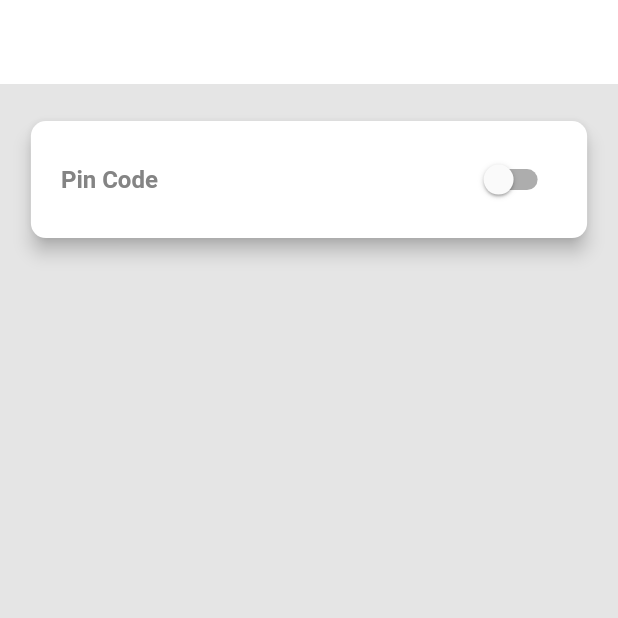
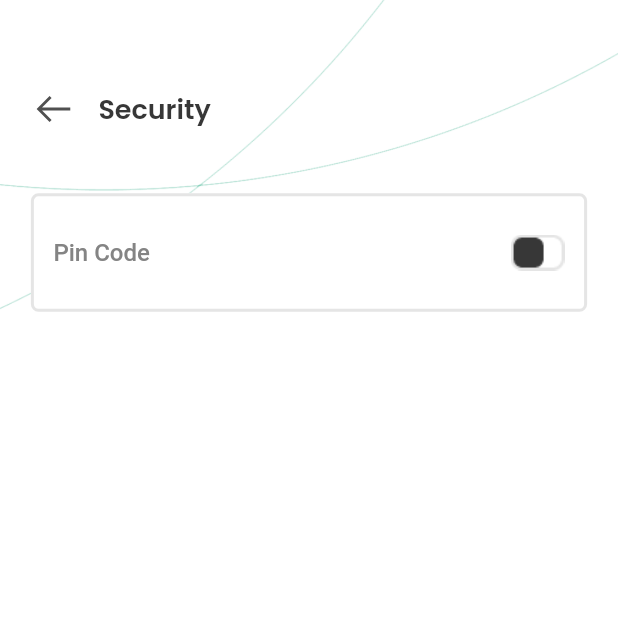
Before and after one commit to PrincePRS/canawallet, a Flutter app: the SecurityScreen screen opened by its route, on a phone screen of 412 x 824 dp, the top half of it. Run offline on Flutter 3.47's test engine with Material 2 defaults, Android fonts, the phone set to English and light mode, and no system bars; our stand-ins replace cached_network_image, carousel_slider, decimal, fl_chart, font_awesome_flutter, get and 9 more; missing offline and left inert: bip32, bip39, clipboard, coingecko_dart, flutter_card_swipper, qr_code_scanner and 2 more; accounts and stored records are empty; project files that could hold a hidden picture were left out.

Commit message:
fix create pincode design

```diff
--- a/lib/screens/setting/security_screen.dart
+++ b/lib/screens/setting/security_screen.dart
@@ -1,8 +1,12 @@
+import 'package:cancoin_wallet/component/setting_components.dart';
+import 'package:cancoin_wallet/constants/strings.dart';
+import 'package:cancoin_wallet/provider/token_provider.dart';
 import 'package:flutter/material.dart';
 import 'package:get/get.dart';
 import 'package:cancoin_wallet/constants/page_names.dart';
 import 'package:cancoin_wallet/global.dart';
 import 'package:cancoin_wallet/provider/params_controller.dart';
+import 'package:line_icons/line_icons.dart';
 import 'package:provider/provider.dart';
 
 class SecurityScreen extends StatefulWidget {
@@ -33,86 +37,122 @@ class _SecurityScreenState extends State<SecurityScreen> {
   @override
   Widget build(BuildContext context) {
     return Scaffold(
-      backgroundColor: color.borderColor,
-      appBar: AppBar(
-        title: Text('security'.tr),
-        backgroundColor: color.backColor,
-        elevation: 0,
+      body: Container(
+        padding: EdgeInsets.only(top: Get.height * 0.07, left: Get.width * 0.05, right: Get.width * 0.05),
+        decoration: BoxDecoration(
+          color: color.white,
+          image: DecorationImage(
+            image: AssetImage("assets/images/background.png"),
+            fit: BoxFit.cover,
           ),
-      body: Padding(
-        padding: EdgeInsets.symmetric(horizontal: Get.width * 0.05, vertical: Get.height * 0.03),
-        child: SingleChildScrollView(
+        ),
         child: Column(
           crossAxisAlignment: CrossAxisAlignment.stretch,
           children: [
-              ElevatedButton(
+            Container(
+              padding: EdgeInsets.only(bottom: Get.height * 0.05),
               child: Row(
                 mainAxisAlignment: MainAxisAlignment.spaceBetween,
                 children: [
-                    Text('pincode'.tr, style: TextStyle(color: color.contrastTextColor, fontSize: 16)),
-                    Switch(
-                      value: context.watch<ParamsProvider>().pinCode != '',
-                      onChanged: (value) {
-                        this.togglePincodeState();
+                  Row(
+                    children: [
+                      GestureDetector(
+                        onTap: (){
+                          Get.back();
                         },
-                      activeTrackColor: color.isDarkMode ? color.white : color.backColor,
-                      activeColor: color.foreColor,
+                        child: Icon(LineIcons.arrowLeft, color: color.textColor, size: 30),
                       ),
-                  ],
-                ),
-                onPressed: () async{
-                },
-                style: ElevatedButton.styleFrom(
-                  onSurface: Colors.brown,
-                  primary: color.btnSecondaryColor,
-                  padding: EdgeInsets.symmetric(vertical: 15, horizontal: 20),
-                  shape: RoundedRectangleBorder(borderRadius: BorderRadius.circular(10)),
-                  textStyle: TextStyle(fontSize: 16, fontWeight: FontWeight.bold),
-                  elevation: 5.0
-                ),
-              ),
-              SizedBox(height: Get.height * 0.025),
-              context.watch<ParamsProvider>().pinCode == '' ? Container() : Column(
-                crossAxisAlignment: CrossAxisAlignment.start,
-                children: [
-                  SizedBox(height: Get.height * 0.025),
-                  Text('join_community'.tr, style: TextStyle(color: color.foreColor, fontSize: 18, fontWeight: FontWeight.bold)),
-                  SizedBox(height: Get.height * 0.025),
-                  ElevatedButton(
-                    child: Row(
-                      mainAxisAlignment: MainAxisAlignment.spaceBetween,
-                      children: [
-                        Text('transaction_sign'.tr, style: TextStyle(color: color.contrastTextColor, fontSize: 16)),
-                        Switch(
-                          value: this.tp,
-                          onChanged: (value) {
-                            setState(() {
-                              this.tp = value;
-                            });
-                            context.read<ParamsProvider>().setAskTransaction(value);
-                            storageController.instance!.setBool('askTransaction', value);
-                          },
-                          activeTrackColor: color.isDarkMode ? color.white : color.backColor,
-                          activeColor: color.foreColor,
-                        ),
-                      ],
-                    ),
-                    onPressed: () async{
-                    },
-                    style: ElevatedButton.styleFrom(
-                      onSurface: Colors.brown,
-                      primary: color.btnSecondaryColor,
-                      padding: EdgeInsets.symmetric(vertical: 15, horizontal: 20),
-                      shape: RoundedRectangleBorder(borderRadius: BorderRadius.circular(10)),
-                      textStyle: TextStyle(fontSize: 16, fontWeight: FontWeight.bold),
-                      elevation: 5.0
-                    ),
+                      SizedBox(width: 15),
+                      Text('security'.tr,
+                         style: TextStyle(color: color.foreColor, fontFamily: Strings.fSemiBold, fontSize: 18)
                       ),
                     ],
                   ),
                 ],
               ),
             ),
+            SettingItemButton(
+              leftWidget: Padding(
+                padding: EdgeInsets.symmetric(vertical: 15),
+                child: Text('pincode'.tr, style: TextStyle(color: color.contrastTextColor, fontSize: 16)),
+              ),
+              rightWidget: GestureDetector(
+                onTap: (){
+                  this.togglePincodeState();
+                },
+                child: Image.asset(context.watch<ParamsProvider>().pinCode != '' ? 'assets/images/switch-on.png' : 'assets/images/switch-off.png'),
+              ),
+              onPressed: (){
+                this.togglePincodeState();
+              }
+            ),
+            // ElevatedButton(
+            //   child: Row(
+            //     mainAxisAlignment: MainAxisAlignment.spaceBetween,
+            //     children: [
+            //       Text('pincode'.tr, style: TextStyle(color: color.contrastTextColor, fontSize: 16)),
+            //       Switch(
+            //         value: context.watch<ParamsProvider>().pinCode != '',
+            //         onChanged: (value) {
+            //           this.togglePincodeState();
+            //         },
+            //         activeTrackColor: color.isDarkMode ? color.white : color.backColor,
+            //         activeColor: color.foreColor,
+            //       ),
+            //     ],
+            //   ),
+            //   onPressed: () async{
+            //   },
+            //   style: ElevatedButton.styleFrom(
+            //     onSurface: Colors.brown,
+            //     primary: color.btnSecondaryColor,
+            //     padding: EdgeInsets.symmetric(vertical: 15, horizontal: 20),
+            //     shape: RoundedRectangleBorder(borderRadius: BorderRadius.circular(10)),
+            //     textStyle: TextStyle(fontSize: 16, fontWeight: FontWeight.bold),
+            //     elevation: 5.0
+            //   ),
+            // ),
+            SizedBox(height: Get.height * 0.025),
+            // context.watch<ParamsProvider>().pinCode == '' ? Container() : Column(
+            //   crossAxisAlignment: CrossAxisAlignment.start,
+            //   children: [
+            //     SizedBox(height: Get.height * 0.025),
+            //     Text('join_community'.tr, style: TextStyle(color: color.foreColor, fontSize: 18, fontWeight: FontWeight.bold)),
+            //     SizedBox(height: Get.height * 0.025),
+            //     ElevatedButton(
+            //       child: Row(
+            //         mainAxisAlignment: MainAxisAlignment.spaceBetween,
+            //         children: [
+            //           Text('transaction_sign'.tr, style: TextStyle(color: color.contrastTextColor, fontSize: 16)),
+            //           Switch(
+            //             value: this.tp,
+            //             onChanged: (value) {
+            //               setState(() {
+            //                 this.tp = value;
+            //               });
+            //               context.read<ParamsProvider>().setAskTransaction(value);
+            //               storageController.instance!.setBool('askTransaction', value);
+            //             },
+            //             activeTrackColor: color.isDarkMode ? color.white : color.backColor,
+            //             activeColor: color.foreColor,
+            //           ),
+            //         ],
+            //       ),
+            //       onPressed: () async{
+            //       },
+            //       style: ElevatedButton.styleFrom(
+            //         onSurface: Colors.brown,
+            //         primary: color.btnSecondaryColor,
+            //         padding: EdgeInsets.symmetric(vertical: 15, horizontal: 20),
+            //         shape: RoundedRectangleBorder(borderRadius: BorderRadius.circular(10)),
+            //         textStyle: TextStyle(fontSize: 16, fontWeight: FontWeight.bold),
+            //         elevation: 5.0
+            //       ),
+            //     ),
+            //   ],
+            // ),
+          ],
+        ),
       )
     );
   }
```
Also changed, not shown: lib/screens/setting/create_password_screen.dart (+22 -5 lines), lib/screens/setting/guard_screen.dart (+5 -3 lines), lib/screens/wallet/wallet_tokens.dart (+70 -67 lines). Lines whose indentation alone changed are shown as unchanged.
